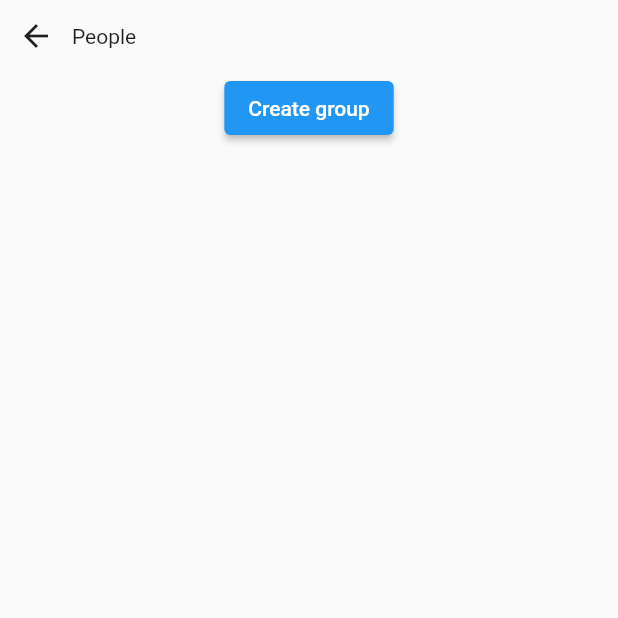
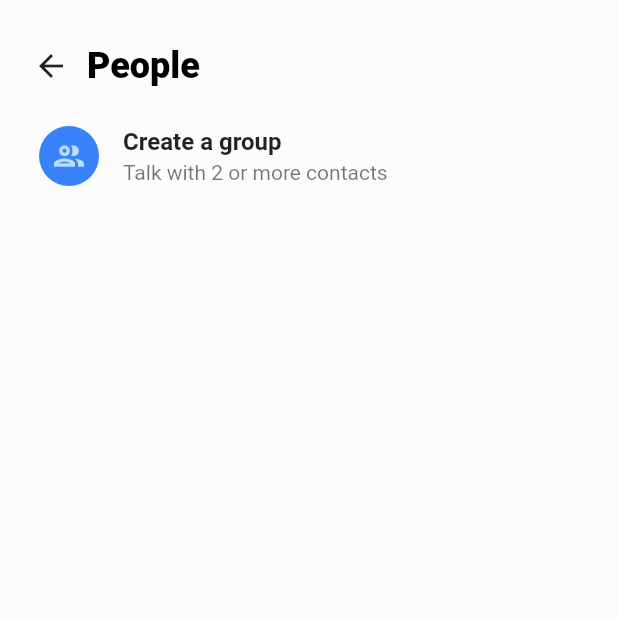
Before and after one commit to SanabriaDDi/clean_arquitecture_streamchat, a Flutter app: the FriendsSelectionView screen opened directly, on a phone screen of 412 x 824 dp, the top half of it. Run offline on Flutter 3.47's test engine with Material 2 defaults, Android fonts, the phone set to English and light mode, and no system bars; our stand-ins replace bloc, dio, firebase_auth, firebase_core, firebase_storage, flutter_bloc and 3 more; missing offline and left inert: stream_chat_flutter; accounts and stored records are empty.

Commit message:
Finaliza diseño y actualiza flutter_stream_chat

```diff
--- a/lib/main.dart
+++ b/lib/main.dart
@@ -37,7 +37,9 @@ class MyApp extends StatelessWidget {
               debugShowCheckedModeBanner: false,
               title: 'FlutterChat',
               home: const SplashView(),
-              theme: state ? Themes.themeDark : Themes.themeLight,
+              theme: Themes.themeLight,
+              darkTheme: Themes.themeDark,
+              themeMode: state ? ThemeMode.dark : ThemeMode.light,
               builder: (context, child) {
                 return StreamChat(
                   child: child,
--- a/lib/ui/home/chat/selection/friends_selection_view.dart
+++ b/lib/ui/home/chat/selection/friends_selection_view.dart
@@ -24,6 +24,8 @@ class FriendsSelectionView extends StatelessWidget {
 
   @override
   Widget build(BuildContext context) {
+    final textColor = Theme.of(context).appBarTheme.backgroundColor;
+    final accentColor = Theme.of(context).accentColor;
     return MultiBlocProvider(
       providers: [
         BlocProvider(
@@ -41,41 +43,90 @@ class FriendsSelectionView extends StatelessWidget {
 
               return Scaffold(
                 floatingActionButton: isGroup && selectedUsers.isNotEmpty
-                    ? FloatingActionButton(onPressed: () {
+                    ? FloatingActionButton(
+                        child: const Icon(Icons.arrow_right_alt_rounded),
+                        onPressed: () {
                           pushAndReplaceToPage(
                               context, GroupSelectionView(selectedUsers));
                         })
                     : null,
-                body: Column(
+                backgroundColor: Theme.of(context).canvasColor,
+                body: Padding(
+                  padding: const EdgeInsets.symmetric(
+                    horizontal: 10.0,
+                    vertical: 20.0,
+                  ),
+                  child: Column(
+                    crossAxisAlignment: CrossAxisAlignment.start,
                     children: [
                       if (isGroup)
                         Row(children: [
                           BackButton(onPressed: () {
                             context.read<FriendsGroupCubit>().changeToGroup();
                           }),
-                        const Text('New group'),
+                          Text(
+                            'New group',
+                            style: TextStyle(
+                              fontSize: 24,
+                              color: textColor,
+                              fontWeight: FontWeight.w800,
+                            ),
+                          ),
                         ])
                       else
                         Row(children: [
                           BackButton(
                             onPressed: Navigator.of(context).pop,
                           ),
-                        const Text('People'),
+                          Text(
+                            'People',
+                            style: TextStyle(
+                              fontSize: 24,
+                              color: textColor,
+                              fontWeight: FontWeight.w800,
+                            ),
+                          ),
                         ]),
                       if (!isGroup)
-                      ElevatedButton(
-                        child: const Text('Create group'),
-                        onPressed: () {
-                          context.read<FriendsGroupCubit>().changeToGroup();
-                        },
-                      )
+                        ListTile(
+                            onTap: () => context
+                                .read<FriendsGroupCubit>()
+                                .changeToGroup(),
+                            leading: CircleAvatar(
+                              backgroundColor: accentColor,
+                              child: const Icon(Icons.group_outlined),
+                            ),
+                            title: const Text(
+                              'Create a group',
+                              style: TextStyle(
+                                fontWeight: FontWeight.w700,
+                              ),
+                            ),
+                            subtitle:
+                                const Text('Talk with 2 or more contacts'))
                       else if (isGroup && selectedUsers.isEmpty)
-                      Column(
+                        Padding(
+                          padding: const EdgeInsets.only(
+                            top: 15.0,
+                            left: 20,
+                            bottom: 20,
+                          ),
+                          child: Column(
                             mainAxisSize: MainAxisSize.min,
-                        children: const [
-                          CircleAvatar(),
-                          Text('Add a friend'),
+                            crossAxisAlignment: CrossAxisAlignment.start,
+                            children: [
+                              CircleAvatar(
+                                backgroundColor: Colors.grey[200],
+                              ),
+                              Text(
+                                'Add a friend',
+                                style: TextStyle(
+                                  fontSize: 12,
+                                  color: Colors.grey[500],
+                                ),
+                              ),
                             ],
+                          ),
                         )
                       else
                         SizedBox(
@@ -85,24 +136,46 @@ class FriendsSelectionView extends StatelessWidget {
                             itemCount: selectedUsers.length,
                             itemBuilder: (context, index) {
                               final chatUserState = selectedUsers[index];
-                            return Stack(
+                              return Padding(
+                                padding: const EdgeInsets.symmetric(
+                                    horizontal: 13.0),
+                                child: Stack(
+                                  clipBehavior: Clip.none,
                                   children: [
                                     Column(
                                       mainAxisSize: MainAxisSize.min,
                                       children: [
-                                    const CircleAvatar(),
+                                        CircleAvatar(
+                                          radius: 30,
+                                          backgroundImage: chatUserState
+                                                      .chatUser.image !=
+                                                  null
+                                              ? NetworkImage(
+                                                  chatUserState.chatUser.image!)
+                                              : null,
+                                        ),
                                         Text(chatUserState.chatUser.name)
                                       ],
                                     ),
-                                IconButton(
-                                  icon: const Icon(Icons.delete),
-                                  onPressed: () {
-                                    context
+                                    Positioned(
+                                      bottom: 40,
+                                      right: -4,
+                                      child: InkWell(
+                                        onTap: () => context
                                             .read<FriendsSelectionCubit>()
-                                        .selectedUser(chatUserState);
-                                  },
+                                            .selectedUser(chatUserState),
+                                        child: CircleAvatar(
+                                          radius: 9,
+                                          backgroundColor: accentColor,
+                                          child: const Icon(
+                                            Icons.close_rounded,
+                                            size: 12,
+                                          ),
+                                        ),
+                                      ),
                                     )
                                   ],
+                                ),
                               );
                             },
                           ),
@@ -117,9 +190,10 @@ class FriendsSelectionView extends StatelessWidget {
                                 _createFriendChannel(context, chatUserState);
                               },
                               leading: CircleAvatar(
-                              backgroundImage: chatUserState.chatUser.image !=
-                                      null
-                                  ? NetworkImage(chatUserState.chatUser.image!)
+                                backgroundImage:
+                                    chatUserState.chatUser.image != null
+                                        ? NetworkImage(
+                                            chatUserState.chatUser.image!)
                                         : null,
                               ),
                               title: Text(chatUserState.chatUser.name),
@@ -139,6 +213,7 @@ class FriendsSelectionView extends StatelessWidget {
                       )
                     ],
                   ),
+                ),
               );
             },
           );
--- a/lib/ui/themes.dart
+++ b/lib/ui/themes.dart
@@ -49,7 +49,6 @@ class Themes {
       selectedItemColor: primaryColor,
       unselectedItemColor: Colors.grey[300],
     ),
-    textSelectionColor: Colors.white,
     // switch active color
     toggleableActiveColor: primaryColor,
     canvasColor: backgroundDarkColor,
--- a/pubspec.yaml
+++ b/pubspec.yaml
@@ -10,7 +10,7 @@ dependencies:
   flutter:
     sdk: flutter
 
-  stream_chat_flutter: ^3.1.1
+  stream_chat_flutter: ^3.2.0
   flutter_bloc: ^7.1.0
   uuid: ^3.0.5
   firebase_core: ^1.8.0
```
Also changed, not shown: lib/ui/home/chat/selection/group_selection_view.dart (+65 -28 lines), pubspec.lock. Lines whose indentation alone changed are shown as unchanged.
